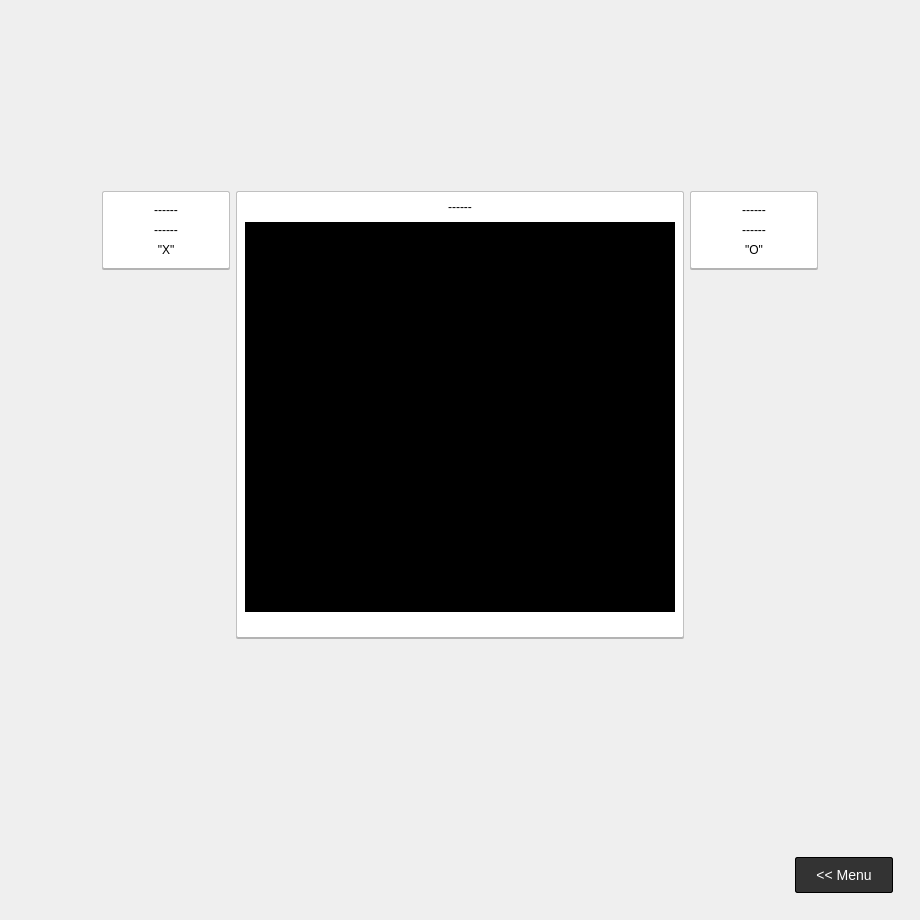
Before: the Qt Designer form mainwindow.ui in ariel181/Noughts_and_Crosses, drawn with Qt 5.
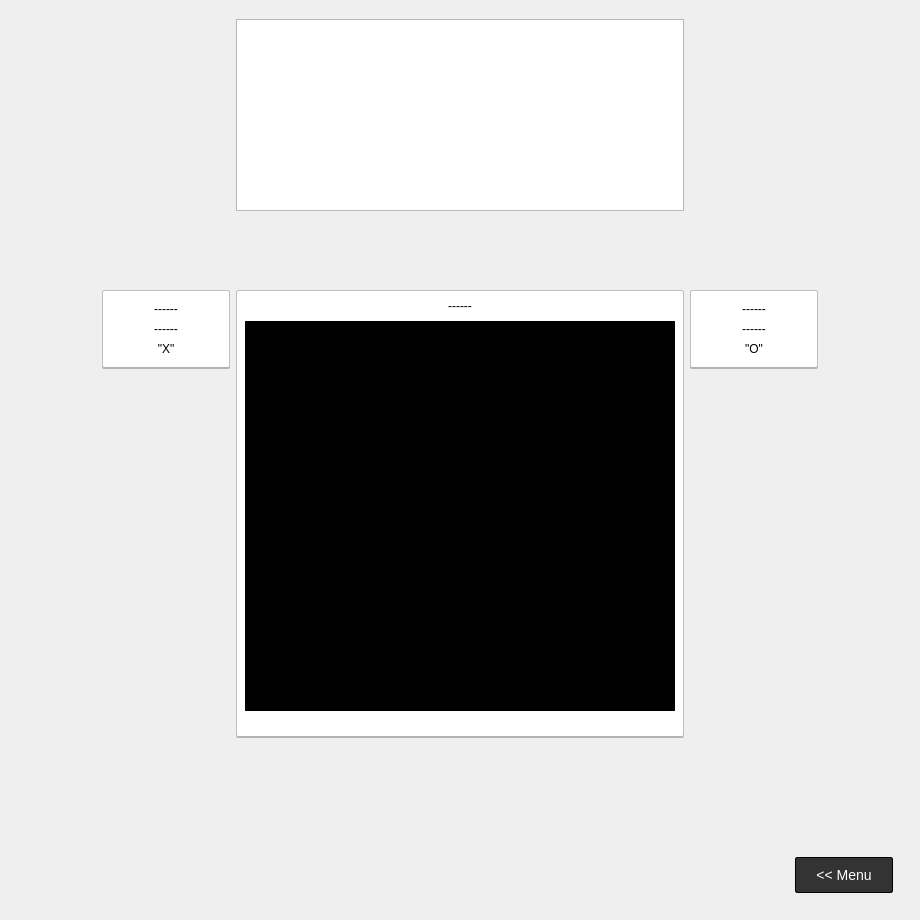
After: the same form once the commit is applied. The open tabs and pages were chosen to show the change.

What changed in the file:
```diff
--- a/mainwindow.ui
+++ b/mainwindow.ui
@@ -389,99 +389,7 @@
       </widget>
       <widget class="QWidget" name="page_2">
        <layout class="QGridLayout" name="gridLayout_4">
-        <item row="0" column="2" colspan="2">
-         <spacer name="verticalSpacer">
-          <property name="orientation">
-           <enum>Qt::Vertical</enum>
-          </property>
-          <property name="sizeHint" stdset="0">
-           <size>
-            <width>20</width>
-            <height>40</height>
-           </size>
-          </property>
-         </spacer>
-        </item>
-        <item row="3" column="1" rowspan="3">
-         <spacer name="verticalSpacer_7">
-          <property name="orientation">
-           <enum>Qt::Vertical</enum>
-          </property>
-          <property name="sizeHint" stdset="0">
-           <size>
-            <width>20</width>
-            <height>40</height>
-           </size>
-          </property>
-         </spacer>
-        </item>
-        <item row="2" column="4">
-         <widget class="QFrame" name="frPlay2">
-          <property name="minimumSize">
-           <size>
-            <width>128</width>
-            <height>0</height>
-           </size>
-          </property>
-          <property name="frameShape">
-           <enum>QFrame::StyledPanel</enum>
-          </property>
-          <property name="frameShadow">
-           <enum>QFrame::Raised</enum>
-          </property>
-          <layout class="QVBoxLayout" name="verticalLayout_2">
-           <item>
-            <widget class="QLabel" name="laNoughts">
-             <property name="sizePolicy">
-              <sizepolicy hsizetype="Preferred" vsizetype="Fixed">
-               <horstretch>0</horstretch>
-               <verstretch>0</verstretch>
-              </sizepolicy>
-             </property>
-             <property name="text">
-              <string>------</string>
-             </property>
-             <property name="alignment">
-              <set>Qt::AlignCenter</set>
-             </property>
-            </widget>
-           </item>
-           <item>
-            <widget class="QLabel" name="laScoreNought">
-             <property name="sizePolicy">
-              <sizepolicy hsizetype="Preferred" vsizetype="Fixed">
-               <horstretch>0</horstretch>
-               <verstretch>0</verstretch>
-              </sizepolicy>
-             </property>
-             <property name="text">
-              <string>------</string>
-             </property>
-             <property name="alignment">
-              <set>Qt::AlignCenter</set>
-             </property>
-            </widget>
-           </item>
-           <item>
-            <widget class="QLabel" name="label_7">
-             <property name="sizePolicy">
-              <sizepolicy hsizetype="Preferred" vsizetype="Preferred">
-               <horstretch>0</horstretch>
-               <verstretch>0</verstretch>
-              </sizepolicy>
-             </property>
-             <property name="text">
-              <string>&quot;O&quot;</string>
-             </property>
-             <property name="alignment">
-              <set>Qt::AlignCenter</set>
-             </property>
-            </widget>
-           </item>
-          </layout>
-         </widget>
-        </item>
-        <item row="3" column="4" rowspan="3">
+        <item row="4" column="4" rowspan="3">
          <spacer name="verticalSpacer_8">
           <property name="orientation">
            <enum>Qt::Vertical</enum>
@@ -494,7 +402,134 @@
           </property>
          </spacer>
         </item>
-        <item row="2" column="5">
+        <item row="4" column="1" rowspan="3">
+         <spacer name="verticalSpacer_7">
+          <property name="orientation">
+           <enum>Qt::Vertical</enum>
+          </property>
+          <property name="sizeHint" stdset="0">
+           <size>
+            <width>20</width>
+            <height>40</height>
+           </size>
+          </property>
+         </spacer>
+        </item>
+        <item row="3" column="2" rowspan="2" colspan="2">
+         <widget class="QFrame" name="frCenter">
+          <property name="sizePolicy">
+           <sizepolicy hsizetype="Preferred" vsizetype="Preferred">
+            <horstretch>0</horstretch>
+            <verstretch>0</verstretch>
+           </sizepolicy>
+          </property>
+          <property name="minimumSize">
+           <size>
+            <width>448</width>
+            <height>448</height>
+           </size>
+          </property>
+          <property name="frameShape">
+           <enum>QFrame::HLine</enum>
+          </property>
+          <property name="frameShadow">
+           <enum>QFrame::Raised</enum>
+          </property>
+          <layout class="QGridLayout" name="gridLayout_7">
+           <property name="leftMargin">
+            <number>8</number>
+           </property>
+           <property name="topMargin">
+            <number>8</number>
+           </property>
+           <property name="rightMargin">
+            <number>8</number>
+           </property>
+           <property name="bottomMargin">
+            <number>8</number>
+           </property>
+           <property name="spacing">
+            <number>8</number>
+           </property>
+           <item row="0" column="0">
+            <widget class="QLabel" name="laMove">
+             <property name="sizePolicy">
+              <sizepolicy hsizetype="Preferred" vsizetype="Fixed">
+               <horstretch>0</horstretch>
+               <verstretch>0</verstretch>
+              </sizepolicy>
+             </property>
+             <property name="text">
+              <string>------</string>
+             </property>
+             <property name="alignment">
+              <set>Qt::AlignCenter</set>
+             </property>
+            </widget>
+           </item>
+           <item row="1" column="0">
+            <widget class="QFrame" name="frBoard">
+             <property name="styleSheet">
+              <string notr="true"/>
+             </property>
+             <property name="frameShape">
+              <enum>QFrame::StyledPanel</enum>
+             </property>
+             <property name="frameShadow">
+              <enum>QFrame::Raised</enum>
+             </property>
+             <layout class="QGridLayout" name="gridLayout_5">
+              <property name="leftMargin">
+               <number>0</number>
+              </property>
+              <property name="topMargin">
+               <number>0</number>
+              </property>
+              <property name="rightMargin">
+               <number>0</number>
+              </property>
+              <property name="bottomMargin">
+               <number>0</number>
+              </property>
+              <property name="spacing">
+               <number>16</number>
+              </property>
+             </layout>
+            </widget>
+           </item>
+           <item row="2" column="0">
+            <spacer name="verticalSpacer_5">
+             <property name="orientation">
+              <enum>Qt::Vertical</enum>
+             </property>
+             <property name="sizeType">
+              <enum>QSizePolicy::Fixed</enum>
+             </property>
+             <property name="sizeHint" stdset="0">
+              <size>
+               <width>20</width>
+               <height>17</height>
+              </size>
+             </property>
+            </spacer>
+           </item>
+          </layout>
+         </widget>
+        </item>
+        <item row="3" column="0">
+         <spacer name="horizontalSpacer">
+          <property name="orientation">
+           <enum>Qt::Horizontal</enum>
+          </property>
+          <property name="sizeHint" stdset="0">
+           <size>
+            <width>40</width>
+            <height>20</height>
+           </size>
+          </property>
+         </spacer>
+        </item>
+        <item row="3" column="5">
          <spacer name="horizontalSpacer_2">
           <property name="orientation">
            <enum>Qt::Horizontal</enum>
@@ -507,7 +542,33 @@
           </property>
          </spacer>
         </item>
-        <item row="2" column="1">
+        <item row="1" column="2" colspan="2">
+         <spacer name="verticalSpacer">
+          <property name="orientation">
+           <enum>Qt::Vertical</enum>
+          </property>
+          <property name="sizeHint" stdset="0">
+           <size>
+            <width>20</width>
+            <height>40</height>
+           </size>
+          </property>
+         </spacer>
+        </item>
+        <item row="6" column="2" colspan="2">
+         <spacer name="verticalSpacer_2">
+          <property name="orientation">
+           <enum>Qt::Vertical</enum>
+          </property>
+          <property name="sizeHint" stdset="0">
+           <size>
+            <width>20</width>
+            <height>40</height>
+           </size>
+          </property>
+         </spacer>
+        </item>
+        <item row="3" column="1">
          <widget class="QFrame" name="frPlay1">
           <property name="sizePolicy">
            <sizepolicy hsizetype="Preferred" vsizetype="Fixed">
@@ -580,20 +641,7 @@
          </widget>
         </item>
         <item row="5" column="2" colspan="2">
-         <spacer name="verticalSpacer_2">
-          <property name="orientation">
-           <enum>Qt::Vertical</enum>
-          </property>
-          <property name="sizeHint" stdset="0">
-           <size>
-            <width>20</width>
-            <height>40</height>
-           </size>
-          </property>
-         </spacer>
-        </item>
-        <item row="2" column="0">
-         <spacer name="horizontalSpacer">
+         <spacer name="horizontalSpacer_6">
           <property name="orientation">
            <enum>Qt::Horizontal</enum>
           </property>
@@ -605,7 +653,73 @@
           </property>
          </spacer>
         </item>
-        <item row="6" column="0" colspan="6">
+        <item row="3" column="4">
+         <widget class="QFrame" name="frPlay2">
+          <property name="minimumSize">
+           <size>
+            <width>128</width>
+            <height>0</height>
+           </size>
+          </property>
+          <property name="frameShape">
+           <enum>QFrame::StyledPanel</enum>
+          </property>
+          <property name="frameShadow">
+           <enum>QFrame::Raised</enum>
+          </property>
+          <layout class="QVBoxLayout" name="verticalLayout_2">
+           <item>
+            <widget class="QLabel" name="laNoughts">
+             <property name="sizePolicy">
+              <sizepolicy hsizetype="Preferred" vsizetype="Fixed">
+               <horstretch>0</horstretch>
+               <verstretch>0</verstretch>
+              </sizepolicy>
+             </property>
+             <property name="text">
+              <string>------</string>
+             </property>
+             <property name="alignment">
+              <set>Qt::AlignCenter</set>
+             </property>
+            </widget>
+           </item>
+           <item>
+            <widget class="QLabel" name="laScoreNought">
+             <property name="sizePolicy">
+              <sizepolicy hsizetype="Preferred" vsizetype="Fixed">
+               <horstretch>0</horstretch>
+               <verstretch>0</verstretch>
+              </sizepolicy>
+             </property>
+             <property name="text">
+              <string>------</string>
+             </property>
+             <property name="alignment">
+              <set>Qt::AlignCenter</set>
+             </property>
+            </widget>
+           </item>
+           <item>
+            <widget class="QLabel" name="label_7">
+             <property name="sizePolicy">
+              <sizepolicy hsizetype="Preferred" vsizetype="Preferred">
+               <horstretch>0</horstretch>
+               <verstretch>0</verstretch>
+              </sizepolicy>
+             </property>
+             <property name="text">
+              <string>&quot;O&quot;</string>
+             </property>
+             <property name="alignment">
+              <set>Qt::AlignCenter</set>
+             </property>
+            </widget>
+           </item>
+          </layout>
+         </widget>
+        </item>
+        <item row="7" column="0" colspan="6">
          <widget class="QFrame" name="frBottom">
           <property name="minimumSize">
            <size>
@@ -670,119 +784,8 @@
           </layout>
          </widget>
         </item>
-        <item row="2" column="2" rowspan="2" colspan="2">
-         <widget class="QFrame" name="frCenter">
-          <property name="sizePolicy">
-           <sizepolicy hsizetype="Preferred" vsizetype="Preferred">
-            <horstretch>0</horstretch>
-            <verstretch>0</verstretch>
-           </sizepolicy>
-          </property>
-          <property name="minimumSize">
-           <size>
-            <width>448</width>
-            <height>448</height>
-           </size>
-          </property>
-          <property name="frameShape">
-           <enum>QFrame::HLine</enum>
-          </property>
-          <property name="frameShadow">
-           <enum>QFrame::Raised</enum>
-          </property>
-          <layout class="QGridLayout" name="gridLayout_7">
-           <property name="leftMargin">
-            <number>8</number>
-           </property>
-           <property name="topMargin">
-            <number>8</number>
-           </property>
-           <property name="rightMargin">
-            <number>8</number>
-           </property>
-           <property name="bottomMargin">
-            <number>8</number>
-           </property>
-           <property name="spacing">
-            <number>8</number>
-           </property>
-           <item row="0" column="0">
-            <widget class="QLabel" name="laMove">
-             <property name="sizePolicy">
-              <sizepolicy hsizetype="Preferred" vsizetype="Fixed">
-               <horstretch>0</horstretch>
-               <verstretch>0</verstretch>
-              </sizepolicy>
-             </property>
-             <property name="text">
-              <string>------</string>
-             </property>
-             <property name="alignment">
-              <set>Qt::AlignCenter</set>
-             </property>
-            </widget>
-           </item>
-           <item row="1" column="0">
-            <widget class="QFrame" name="frBoard">
-             <property name="styleSheet">
-              <string notr="true"/>
-             </property>
-             <property name="frameShape">
-              <enum>QFrame::StyledPanel</enum>
-             </property>
-             <property name="frameShadow">
-              <enum>QFrame::Raised</enum>
-             </property>
-             <layout class="QGridLayout" name="gridLayout_5">
-              <property name="leftMargin">
-               <number>0</number>
-              </property>
-              <property name="topMargin">
-               <number>0</number>
-              </property>
-              <property name="rightMargin">
-               <number>0</number>
-              </property>
-              <property name="bottomMargin">
-               <number>0</number>
-              </property>
-              <property name="spacing">
-               <number>16</number>
-              </property>
-             </layout>
-            </widget>
-           </item>
-           <item row="2" column="0">
-            <spacer name="verticalSpacer_5">
-             <property name="orientation">
-              <enum>Qt::Vertical</enum>
-             </property>
-             <property name="sizeType">
-              <enum>QSizePolicy::Fixed</enum>
-             </property>
-             <property name="sizeHint" stdset="0">
-              <size>
-               <width>20</width>
-               <height>17</height>
-              </size>
-             </property>
-            </spacer>
-           </item>
-          </layout>
-         </widget>
-        </item>
-        <item row="4" column="2" colspan="2">
-         <spacer name="horizontalSpacer_6">
-          <property name="orientation">
-           <enum>Qt::Horizontal</enum>
-          </property>
-          <property name="sizeHint" stdset="0">
-           <size>
-            <width>40</width>
-            <height>20</height>
-           </size>
-          </property>
-         </spacer>
+        <item row="0" column="2" colspan="2">
+         <widget class="QGraphicsView" name="graphicsView"/>
         </item>
        </layout>
       </widget>
```
Left out of the diff: 4 changed lines with no effect on the pictures.
